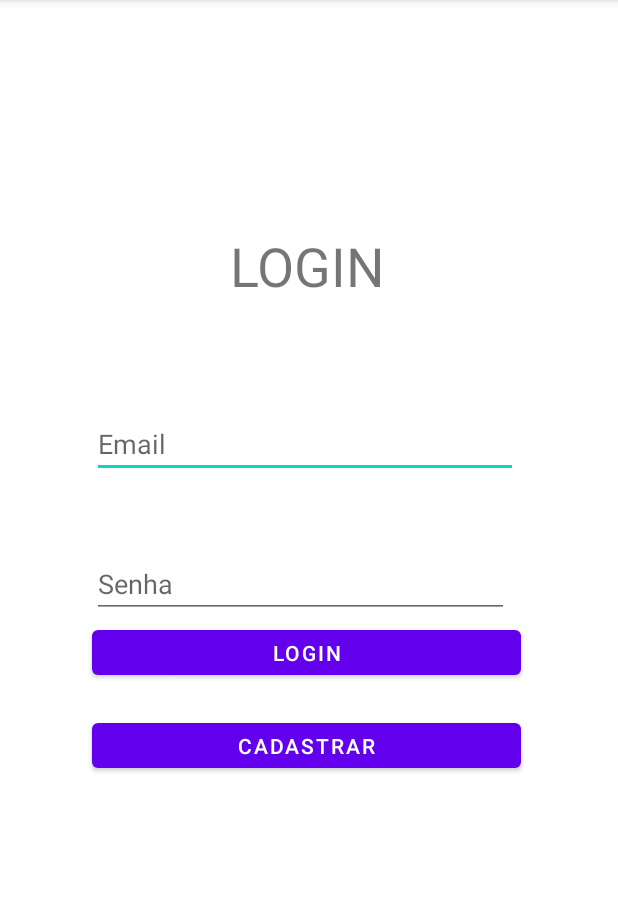
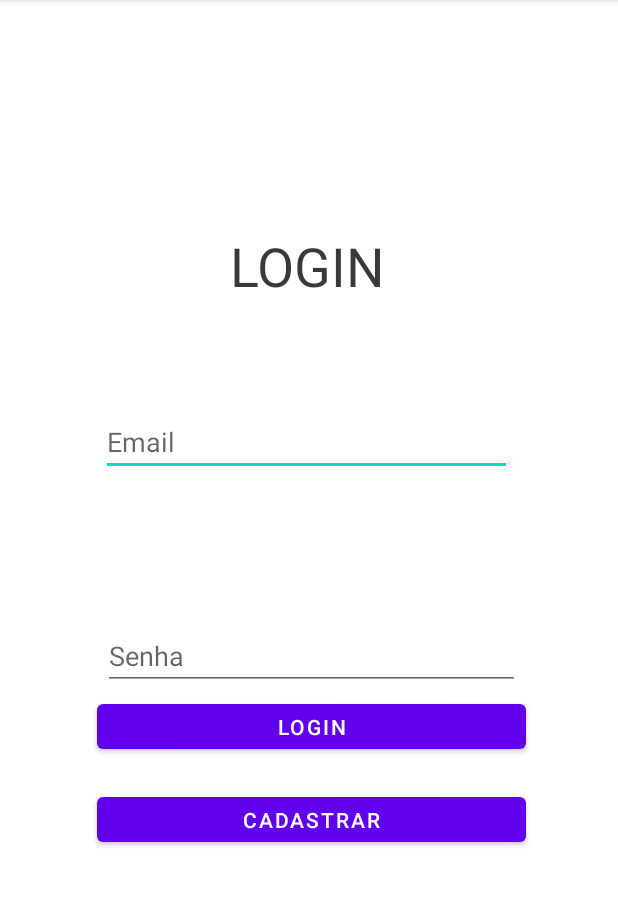
Before and after one commit to Lovato17/iFarma, an Android app: the screen it shows after launch (MainActivity), on a phone screen of 412 x 824 dp, the part 84-990 px from its top. Run offline under Robolectric (Android 15) with nearby library versions, the phone set to English and light mode, and no system bars; our stand-ins replace Firebase (no records; nobody signed in at launch, a user with empty details on screens opened directly).

Commit message:
medidas do botao atualizadas

```diff
--- a/iFarma/app/src/main/res/layout/activity_main.xml
+++ b/iFarma/app/src/main/res/layout/activity_main.xml
@@ -14,10 +14,10 @@
         android:text="Cadastrar"
         app:layout_constraintBottom_toBottomOf="parent"
         app:layout_constraintEnd_toEndOf="parent"
-        app:layout_constraintHorizontal_bias="0.488"
+        app:layout_constraintHorizontal_bias="0.513"
         app:layout_constraintStart_toStartOf="parent"
         app:layout_constraintTop_toTopOf="parent"
-        app:layout_constraintVertical_bias="0.656" />
+        app:layout_constraintVertical_bias="0.724" />
 
     <Button
         android:id="@+id/btn_logar"
@@ -26,21 +26,22 @@
         android:text="Login"
         app:layout_constraintBottom_toBottomOf="parent"
         app:layout_constraintEnd_toEndOf="parent"
-        app:layout_constraintHorizontal_bias="0.488"
+        app:layout_constraintHorizontal_bias="0.513"
         app:layout_constraintStart_toStartOf="parent"
         app:layout_constraintTop_toTopOf="parent"
-        app:layout_constraintVertical_bias="0.57" />
+        app:layout_constraintVertical_bias="0.638" />
 
     <EditText
         android:id="@+id/email"
-        android:layout_width="284dp"
-        android:layout_height="44dp"
+        android:layout_width="274dp"
+        android:layout_height="42dp"
         android:ems="10"
         android:hint="Email"
         android:inputType="textPersonName"
+            android:textColor="#000000"
         app:layout_constraintBottom_toBottomOf="parent"
         app:layout_constraintEnd_toEndOf="parent"
-        app:layout_constraintHorizontal_bias="0.48"
+        app:layout_constraintHorizontal_bias="0.488"
         app:layout_constraintStart_toStartOf="parent"
         app:layout_constraintTop_toTopOf="parent"
         app:layout_constraintVertical_bias="0.379" />
@@ -49,13 +50,14 @@
         android:id="@+id/senha"
         android:layout_width="278dp"
         android:layout_height="45dp"
-        android:layout_marginBottom="356dp"
+        android:layout_marginBottom="308dp"
         android:ems="10"
         android:hint="Senha"
         android:inputType="textPersonName"
+        android:textColor="#C6FFFFFF"
         app:layout_constraintBottom_toBottomOf="parent"
         app:layout_constraintEnd_toEndOf="parent"
-        app:layout_constraintHorizontal_bias="0.458"
+        app:layout_constraintHorizontal_bias="0.512"
         app:layout_constraintStart_toStartOf="parent" />
 
     <TextView
@@ -63,6 +65,7 @@
         android:layout_width="wrap_content"
         android:layout_height="wrap_content"
         android:text="LOGIN"
+        android:textColor="#C6000000"
         android:textSize="36dp"
         app:layout_constraintBottom_toBottomOf="parent"
         app:layout_constraintEnd_toEndOf="parent"
```
